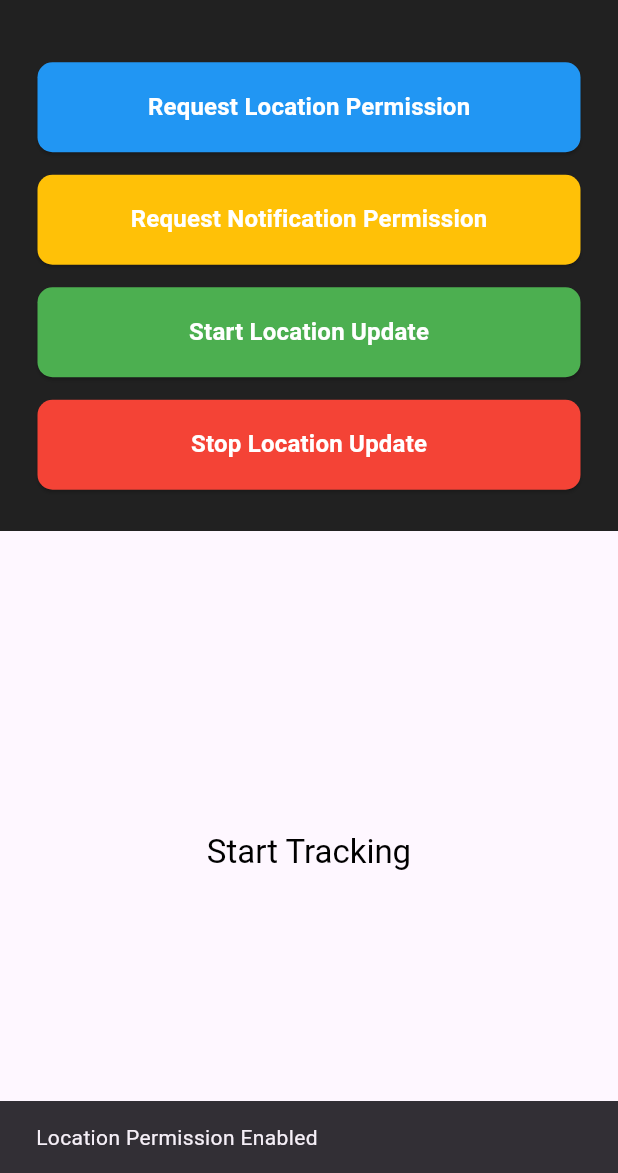
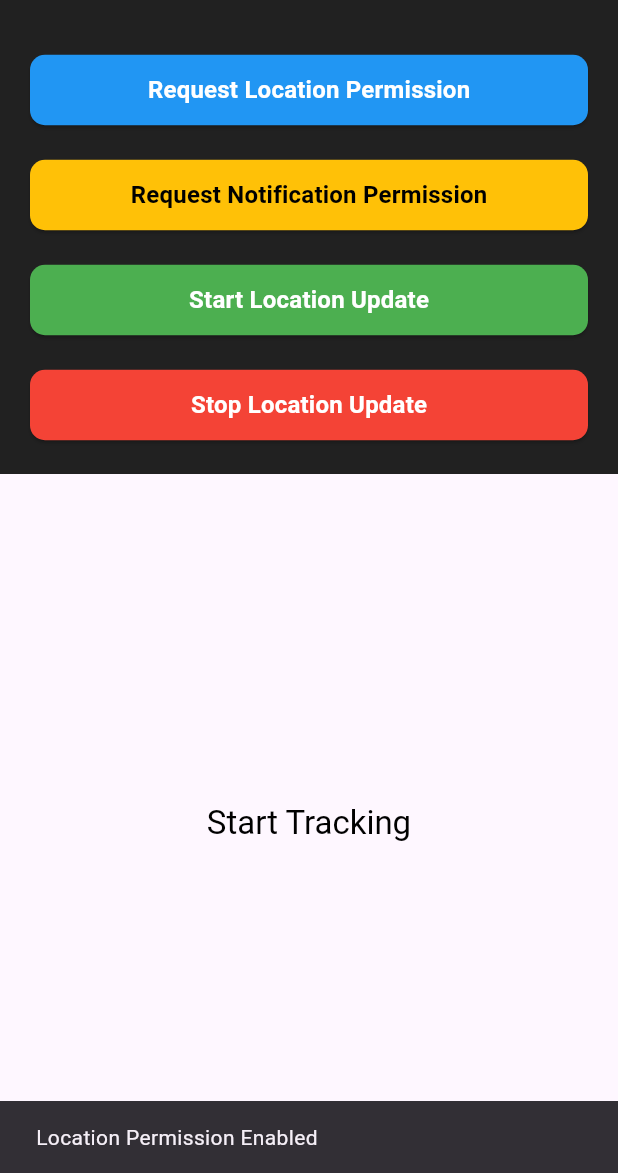
Before and after one commit to bijithpn/negup_test, a Flutter app: the screen it shows after launch, after a tap on "Request Location Permission", after a tap on "Request Notification Permission", on a phone screen of 412 x 824 dp, the part 63-1236 px from its top. Run offline on Flutter 3.47's test engine with Material 3 defaults, Android fonts, the phone set to English and light mode, and no system bars; our stand-ins replace flutter_local_notifications, geolocator, permission_handler, shared_preferences.

Commit message:
app responsiveness improved and notification updates for location tracking start/stop.

```diff
--- a/lib/core/services/permission_handler_service.dart
+++ b/lib/core/services/permission_handler_service.dart
@@ -29,10 +29,10 @@ class PermissionHandlerService {
   }
 
   Future<void> showPermissionDialog(BuildContext context) async {
-    showDialog(
+    showAdaptiveDialog(
       context: context,
       builder: (BuildContext context) {
-        return AlertDialog(
+        return AlertDialog.adaptive(
           title: const Text('Location Permission Denied'),
           content: const Text(
               'Location permission has been permanently denied. Please enable it in the app settings to continue tracking location.'),
--- a/lib/view/home/home.dart
+++ b/lib/view/home/home.dart
@@ -20,6 +20,8 @@ class _HomeViewState extends State<HomeView> {
 
   @override
   Widget build(BuildContext context) {
+    var size = MediaQuery.of(context).size;
+    bool isTablet = size.width >= 550;
     return MaterialApp(
       home: Scaffold(
         appBar: AppBar(
@@ -35,75 +37,12 @@ class _HomeViewState extends State<HomeView> {
           builder: (context, viewModel, child) {
             return Column(
               children: [
-                Container(
-                  color: Colors.grey[900],
-                  padding:
-                      const EdgeInsets.symmetric(vertical: 20, horizontal: 25),
-                  child: Column(
-                    children: [
-                      ButtonWidget(
-                        color: Colors.blue,
-                        onPressed: () async {
-                          var permissionstatus = await viewModel
-                              .permissionHandlerService
-                              .requestLocationPermission();
-                          if (context.mounted) {
-                            if (permissionstatus) {
-                              ScaffoldMessenger.of(context).showSnackBar(
-                                  const SnackBar(
-                                      content:
-                                          Text("Location Permission Enabled")));
-                            }
-                          }
-                        },
-                        title: 'Request Location Permission',
-                      ),
-                      ButtonWidget(
-                        color: Colors.amber,
-                        onPressed: () async {
-                          var permissionstatus = await viewModel
-                              .permissionHandlerService
-                              .requestNotificationPermission();
-                          if (permissionstatus) {
-                            if (context.mounted) {
-                              ScaffoldMessenger.of(context).showSnackBar(
-                                  const SnackBar(
-                                      content: Text(
-                                          "Notification Permission Enabled")));
-                            }
-                          }
-                        },
-                        title: 'Request Notification Permission',
-                      ),
-                      ButtonWidget(
-                        color: Colors.green,
-                        onPressed: () => viewModel.startTracking(context),
-                        title: 'Start Location Update',
-                      ),
-                      ButtonWidget(
-                        color: Colors.red,
-                        onPressed: () => viewModel.stopTracking(),
-                        title: 'Stop Location Update',
-                      ),
-                    ],
-                  ),
-                ),
+                const ButtonsSection(),
                 Expanded(
                   child: viewModel.currentPositions.isNotEmpty
-                      ? ListView.separated(
-                          separatorBuilder: (context, index) {
-                            return const SizedBox(height: 10);
-                          },
-                          padding: const EdgeInsets.symmetric(
-                              horizontal: 15, vertical: 20),
-                          itemCount: viewModel.currentPositions.length,
-                          itemBuilder: (context, index) {
-                            final position = viewModel.currentPositions[index];
-                            return LocationTileWidget(
-                              index: index + 1,
-                              position: position,
-                            );
-                          },
+                      ? LocationDataBuilder(
+                          positionList: viewModel.currentPositions,
+                          isTablet: isTablet,
                         )
                       : Center(
                           child: Text('Start Tracking',
--- a/lib/view/home/widget/buttons_section.dart
+++ b/lib/view/home/widget/buttons_section.dart
@@ -2,6 +2,7 @@ import 'package:flutter/material.dart';
 import 'package:negup_test/core/providers/home_viewmodel.dart';
 import 'package:negup_test/view/home/widget/button_widget.dart';
 import 'package:negup_test/view/home/widget/location_dialog.dart';
+import 'package:permission_handler/permission_handler.dart';
 import 'package:provider/provider.dart';
 
 class ButtonsSection extends StatelessWidget {
@@ -41,6 +42,16 @@ class ButtonsSection extends StatelessWidget {
                               const SnackBar(
                                   content:
                                       Text("Location Permission Enabled")));
+                        } else {
+                          ScaffoldMessenger.of(context).showSnackBar(SnackBar(
+                            content: const Text(
+                                "Location Permission Denied Go to settings and enable location"),
+                            action: SnackBarAction(
+                                label: 'Settings',
+                                onPressed: () {
+                                  openAppSettings();
+                                }),
+                          ));
                         }
                       }
                     },
@@ -63,6 +74,18 @@ class ButtonsSection extends StatelessWidget {
                               const SnackBar(
                                   content:
                                       Text("Notification Permission Enabled")));
+                        }
+                      } else {
+                        if (context.mounted) {
+                          ScaffoldMessenger.of(context).showSnackBar(SnackBar(
+                            content: const Text(
+                                "Notification Permission Denied  Go to settings and enable notification"),
+                            action: SnackBarAction(
+                                label: 'Settings',
+                                onPressed: () {
+                                  openAppSettings();
+                                }),
+                          ));
                         }
                       }
                     },
--- a/lib/view/home/widget/location_tile_widget.dart
+++ b/lib/view/home/widget/location_tile_widget.dart
@@ -15,8 +15,9 @@ class LocationTileWidget extends StatelessWidget {
   Widget build(BuildContext context) {
     var subtitleStyle = Theme.of(context).textTheme.bodyMedium;
     return ListTile(
-        contentPadding:
-            const EdgeInsets.symmetric(horizontal: 15, vertical: 10),
+        contentPadding: const EdgeInsets.symmetric(
+          horizontal: 15,
+        ),
         tileColor: Colors.grey[200],
         shape: RoundedRectangleBorder(
           borderRadius: BorderRadius.circular(10),
```
Also changed, not shown: lib/view/home/widget/location_data_builder.dart (added, +39 -0 lines).
